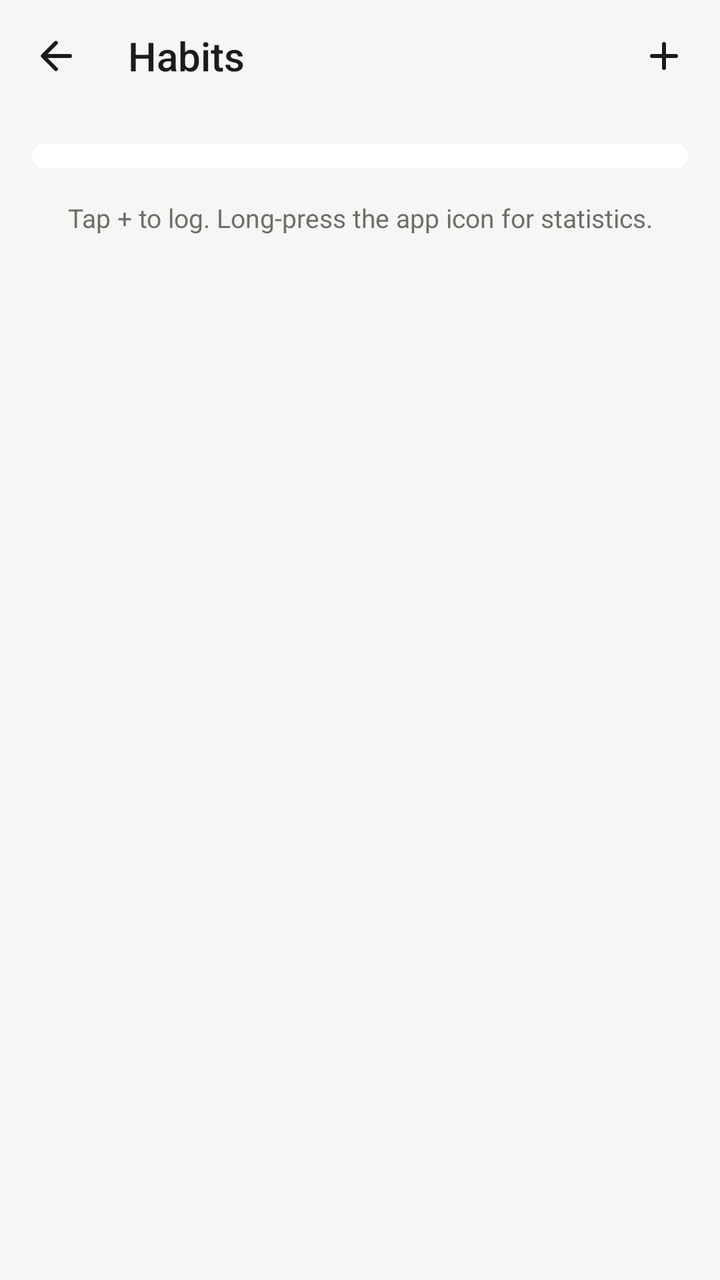
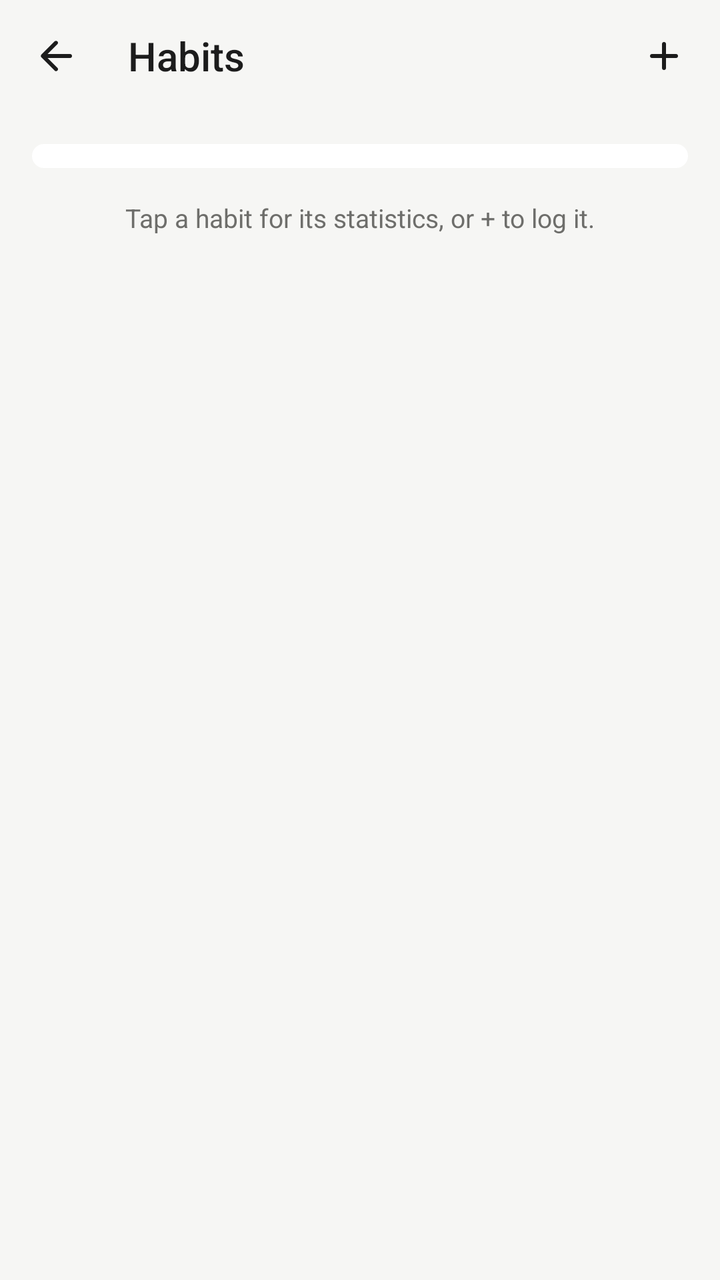

An Android layout rendered at two revisions. The XML below is the earlier revision; the diff shows what the commit changed to produce the second picture.
<!-- AndroidManifest.xml: application theme Theme.HabitTracker -->
<!-- res/layout/activity_habits.xml -->
<?xml version="1.0" encoding="utf-8"?>
<LinearLayout xmlns:android="http://schemas.android.com/apk/res/android"
    xmlns:tools="http://schemas.android.com/tools"
    android:layout_width="match_parent"
    android:layout_height="match_parent"
    android:fitsSystemWindows="true"
    android:orientation="vertical"
    tools:context=".habits.HabitsActivity">

    <LinearLayout style="@style/Toolbar">

        <ImageButton
            android:id="@+id/back_button"
            style="@style/IconButton"
            android:contentDescription="@string/back"
            android:src="@drawable/ic_ui_arrow_back" />

        <TextView
            style="@style/ToolbarTitle"
            android:layout_width="0dp"
            android:layout_height="wrap_content"
            android:layout_marginStart="12dp"
            android:layout_weight="1"
            android:text="@string/habits" />

        <ImageButton
            android:id="@+id/add_habit_button"
            style="@style/IconButton"
            android:contentDescription="@string/new_habit"
            android:src="@drawable/ic_ui_add" />
    </LinearLayout>

    <ScrollView
        android:layout_width="match_parent"
        android:layout_height="0dp"
        android:layout_weight="1">

        <LinearLayout
            android:layout_width="match_parent"
            android:layout_height="wrap_content"
            android:orientation="vertical"
            android:padding="@dimen/screen_padding">

            <LinearLayout
                android:id="@+id/habits_list"
                android:layout_width="match_parent"
                android:layout_height="wrap_content"
                android:background="@drawable/bg_card"
                android:orientation="vertical"
                android:paddingTop="6dp"
                android:paddingBottom="6dp" />

            <TextView
                style="@style/Caption"
                android:layout_width="match_parent"
                android:layout_height="wrap_content"
                android:layout_marginTop="16dp"
                android:gravity="center"
                android:paddingStart="16dp"
                android:paddingEnd="16dp"
                android:text="@string/habits_tip" />
        </LinearLayout>
    </ScrollView>
</LinearLayout>
<!-- resources referenced by this layout -->
<resources>
  <dimen name="screen_padding">16dp</dimen>
  <!-- drawable bg_card (drawable) -->
  <?xml version="1.0" encoding="utf-8"?>
  <shape xmlns:android="http://schemas.android.com/apk/res/android" android:shape="rectangle">
      <solid android:color="@color/surface" />
      <corners android:radius="@dimen/card_radius" />
  </shape>
  <!-- drawable ic_ui_add (drawable) -->
  <?xml version="1.0" encoding="utf-8"?>
  <vector xmlns:android="http://schemas.android.com/apk/res/android"
      android:width="24dp"
      android:height="24dp"
      android:viewportWidth="960"
      android:viewportHeight="960">
      <group android:translateY="960">
          <path
              android:fillColor="@color/text_primary"
              android:pathData="M 440 -440 H 240 q -17 0 -28.5 -11.5 T 200 -480 q 0 -17 11.5 -28.5 T 240 -520 h 200 v -200 q 0 -17 11.5 -28.5 T 480 -760 q 17 0 28.5 11.5 T 520 -720 v 200 h 200 q 17 0 28.5 11.5 T 760 -480 q 0 17 -11.5 28.5 T 720 -440 H 520 v 200 q 0 17 -11.5 28.5 T 480 -200 q -17 0 -28.5 -11.5 T 440 -240 v -200 Z" />
      </group>
  </vector>
  <!-- drawable ic_ui_arrow_back (drawable) -->
  <?xml version="1.0" encoding="utf-8"?>
  <vector xmlns:android="http://schemas.android.com/apk/res/android"
      android:width="24dp"
      android:height="24dp"
      android:viewportWidth="960"
      android:viewportHeight="960">
      <group android:translateY="960">
          <path
              android:fillColor="@color/text_primary"
              android:pathData="m 313 -440 196 196 q 12 12 11.5 28 T 508 -188 q -12 11 -28 11.5 T 452 -188 L 188 -452 q -6 -6 -8.5 -13 t -2.5 -15 q 0 -8 2.5 -15 t 8.5 -13 l 264 -264 q 11 -11 27.5 -11 t 28.5 11 q 12 12 12 28.5 T 508 -715 L 313 -520 h 447 q 17 0 28.5 11.5 T 800 -480 q 0 17 -11.5 28.5 T 760 -440 H 313 Z" />
      </group>
  </vector>
  <string name="back">Back</string>
  <string name="habits">Habits</string>
  <string name="habits_tip">Tap + to log. Long-press the app icon for statistics.</string>
  <string name="new_habit">New habit</string>
  <style name="Caption">
          <item name="android:textSize">13sp</item>
          <item name="android:textColor">@color/text_secondary</item>
      </style>
  <style name="IconButton">
          <item name="android:layout_width">@dimen/touch_target</item>
          <item name="android:layout_height">@dimen/touch_target</item>
          <item name="android:background">?android:attr/selectableItemBackgroundBorderless</item>
          <item name="android:scaleType">center</item>
      </style>
  <style name="Toolbar">
          <item name="android:layout_width">match_parent</item>
          <item name="android:layout_height">@dimen/toolbar_height</item>
          <item name="android:gravity">center_vertical</item>
          <item name="android:orientation">horizontal</item>
          <item name="android:paddingStart">4dp</item>
          <item name="android:paddingEnd">4dp</item>
      </style>
  <style name="ToolbarTitle">
          <item name="android:textSize">20sp</item>
          <item name="android:fontFamily">sans-serif-medium</item>
          <item name="android:textColor">@color/text_primary</item>
          <item name="android:singleLine">true</item>
          <item name="android:ellipsize">end</item>
      </style>
  <style name="Theme.HabitTracker" parent="Base.Theme.HabitTracker" />
  <color name="surface">#FFFFFF</color>
  <dimen name="card_radius">20dp</dimen>
  <color name="text_primary">#1C1C1C</color>
  <color name="text_secondary">#6E6E6B</color>
  <dimen name="touch_target">48dp</dimen>
  <dimen name="toolbar_height">56dp</dimen>
  <color name="brand">#1E8C7A</color>
  <color name="bg">#F6F6F4</color>
  <style name="Theme.HabitTracker.Dialog" parent="android:Theme.Material.Light.Dialog.Alert">
          <item name="android:colorAccent">@color/brand</item>
          <item name="android:colorPrimary">@color/brand</item>
      </style>
  <!-- unchanged entries left out for length: 1 -->
</resources>

<!-- the commit's change to res/layout/activity_habits.xml (unified diff, before → after) -->
@@ -41,6 +41,17 @@
             android:orientation="vertical"
             android:padding="@dimen/screen_padding">
 
+            <TextView
+                android:id="@+id/habits_empty"
+                android:layout_width="match_parent"
+                android:layout_height="wrap_content"
+                android:layout_marginTop="48dp"
+                android:gravity="center"
+                android:text="@string/habits_empty"
+                android:textColor="@color/text_secondary"
+                android:textSize="16sp"
+                android:visibility="gone" />
+
             <LinearLayout
                 android:id="@+id/habits_list"
                 android:layout_width="match_parent"
<!-- resource entries referenced after the edit -->
@@ -35,8 +35,9 @@
   </vector>
   <string name="back">Back</string>
   <string name="habits">Habits</string>
-  <string name="habits_tip">Tap + to log. Long-press the app icon for statistics.</string>
-  <string name="new_habit">New habit</string>
+  <string name="habits_empty">No habits yet.\nTap + to add one.</string>
+  <string name="habits_tip">Tap a habit for its statistics, or + to log it.</string>
+  <string name="new_habit">New Habit</string>
   <style name="Caption">
           <item name="android:textSize">13sp</item>
           <item name="android:textColor">@color/text_secondary</item>
